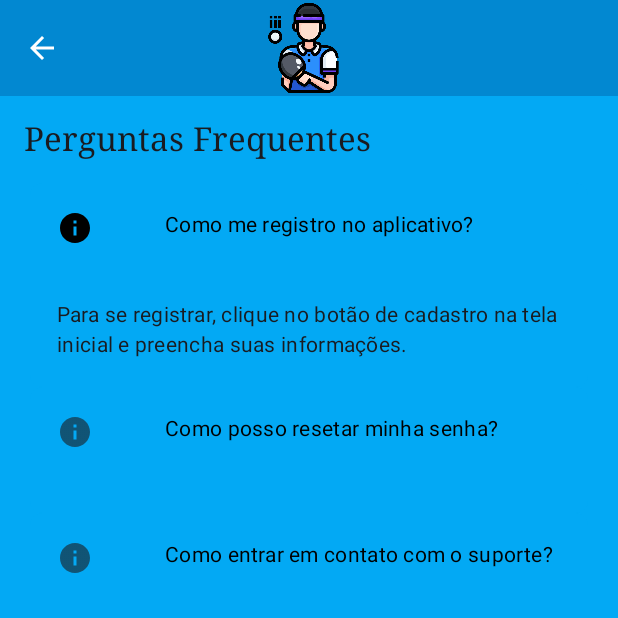
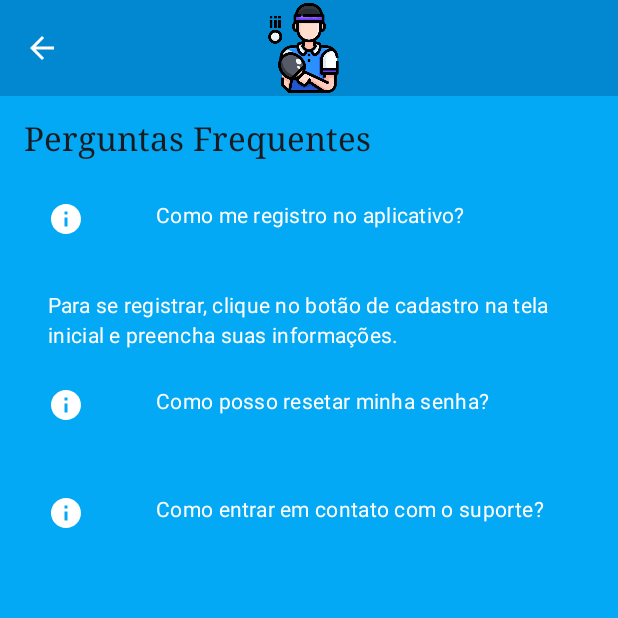
Before and after one commit to jefim9413/pingas-mobile-final, an Android app built with Jetpack Compose: the composable FaqScreen shown on its own in the app's theme, after a tap on "Como me registro no aplicativo?", on a phone screen of 412 x 824 dp, the top half of it. Run offline under Robolectric (Android 15) with nearby library versions, the phone set to English and light mode, and no system bars; 1 statement that could not run was skipped.

Commit message:
ajuste de padding e mudança para cores brancas no tema escuro

```diff
--- a/app/src/main/java/com/example/pingbot/ui/components/QuestionItem.kt
+++ b/app/src/main/java/com/example/pingbot/ui/components/QuestionItem.kt
@@ -36,7 +36,7 @@ fun QuestionItem(question: String, answer: String) {
                 shape = RoundedCornerShape(8.dp)
             )
             .clickable { expanded = !expanded }
-            .padding(18.dp),
+            .padding(12.dp),
         verticalArrangement = Arrangement.spacedBy(4.dp)
 
     ) {
@@ -49,9 +49,7 @@ fun QuestionItem(question: String, answer: String) {
             Icon(
                 imageVector = Icons.Default.Info,
                 contentDescription = null,
-                tint = if (expanded) Color.Black else MaterialTheme.colorScheme.onSurface.copy(
-                    alpha = 0.6f
-                ),
+                tint = Color.White,
             )
 
             Spacer(
@@ -61,7 +59,7 @@ fun QuestionItem(question: String, answer: String) {
             Text(
                 text = question,
                 style = MaterialTheme.typography.bodyMedium,
-                color = Color.Black,
+                color = Color.White,
                 modifier = Modifier.fillMaxWidth()
             )
         }
@@ -70,7 +68,7 @@ fun QuestionItem(question: String, answer: String) {
             Text(
                 text = answer,
                 style = MaterialTheme.typography.bodyMedium,
-                color = MaterialTheme.colorScheme.onSurface,
+                color = Color.White,
                 fontWeight = MaterialTheme.typography.bodyMedium.fontWeight,
                 modifier = Modifier.padding(top = 8.dp)
             )
```
